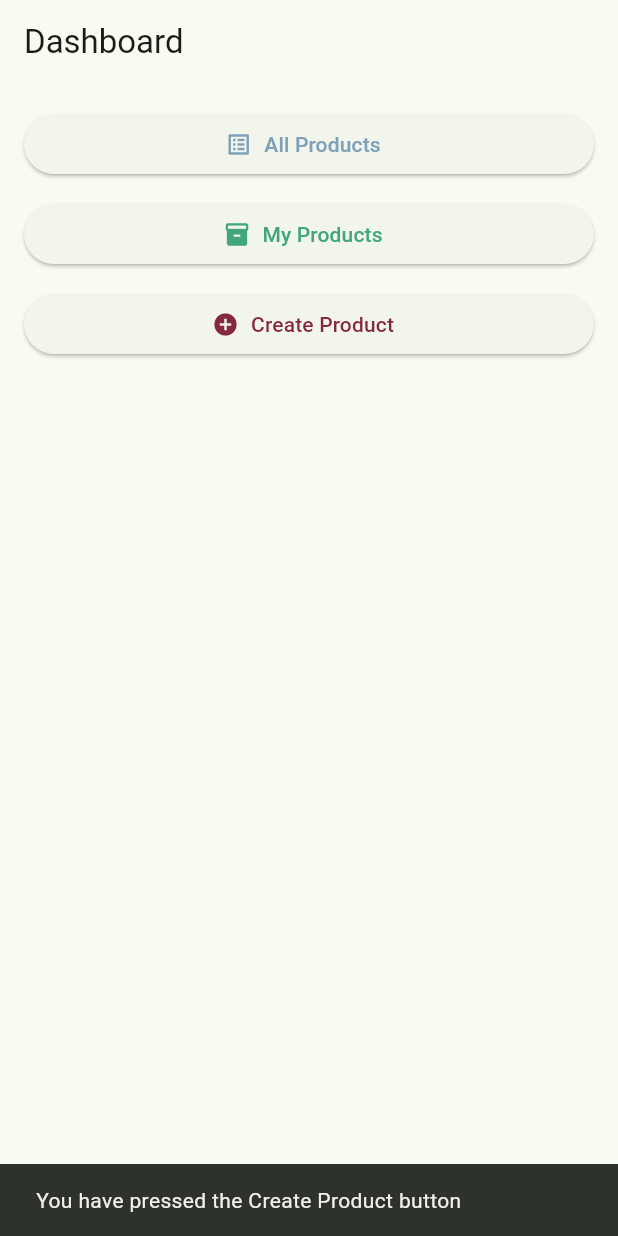
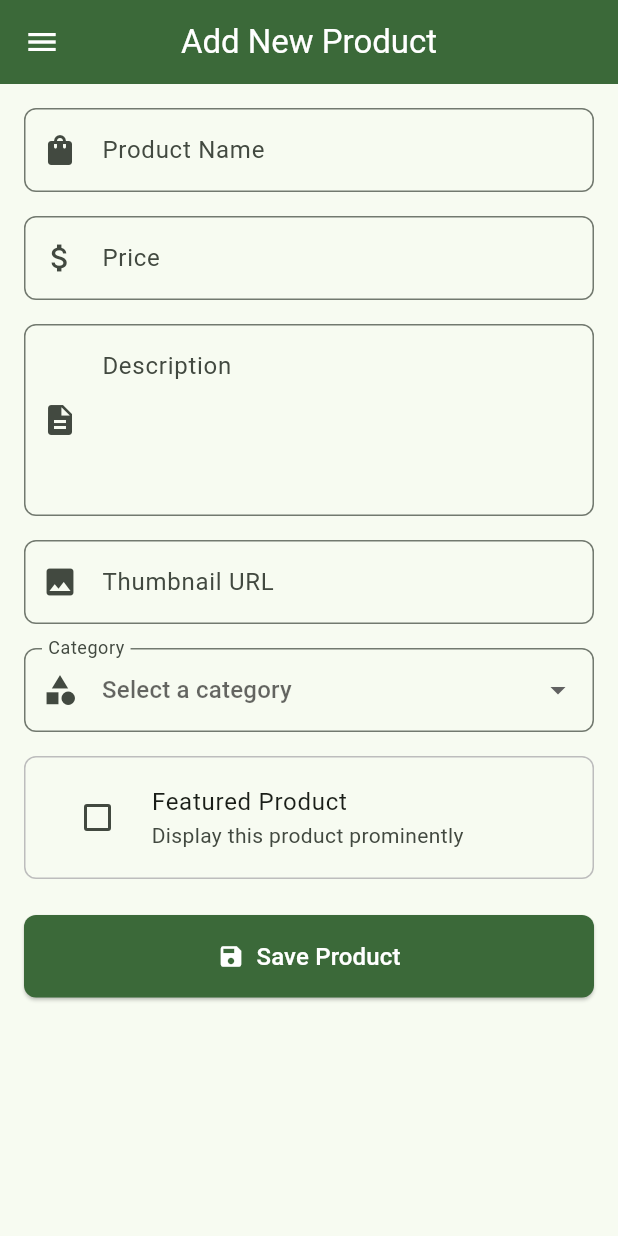
Before and after one commit to sirpratama/football_shop, a Flutter app: the screen it shows after launch, after a tap on "Create Product", on a phone screen of 412 x 824 dp. Run offline on Flutter 3.47's test engine with Material 3 defaults, Android fonts, the phone set to English and light mode, and no system bars.

Commit message:
Assignment 8 completed

```diff
--- a/lib/main.dart
+++ b/lib/main.dart
@@ -1,4 +1,5 @@
 import 'package:flutter/material.dart';
+import 'package:football_shop/widgets/left_drawer.dart';
 
 void main() {
   runApp(const MyApp());
@@ -7,109 +8,28 @@ void main() {
 class MyApp extends StatelessWidget {
   const MyApp({super.key});
 
-  // This widget is the root of your application.
   @override
   Widget build(BuildContext context) {
     return MaterialApp(
       title: 'Football Shop',
       theme: ThemeData(
         useMaterial3: true,
-        // This is the theme of your application.
-        //
-        // TRY THIS: Try running your application with "flutter run". You'll see
-        // the application has a purple toolbar. Then, without quitting the app,
-        // try changing the seedColor in the colorScheme below to Colors.green
-        // and then invoke "hot reload" (save your changes or press the "hot
-        // reload" button in a Flutter-supported IDE, or press "r" if you used
-        // the command line to start the app).
-        //
-        // Notice that the counter didn't reset back to zero; the application
-        // state is not lost during the reload. To reset the state, use hot
-        // restart instead.
-        //
-        // This works for code too, not just values: Most code changes can be
-        // tested with just a hot reload.
         colorSchemeSeed: Colors.green,
+        // Enhanced theme for better visual identity
+        appBarTheme: const AppBarTheme(
+          centerTitle: true,
+          elevation: 2,
+        ),
+        elevatedButtonTheme: ElevatedButtonThemeData(
+          style: ElevatedButton.styleFrom(
+            padding: const EdgeInsets.symmetric(vertical: 16, horizontal: 24),
+            shape: RoundedRectangleBorder(
+              borderRadius: BorderRadius.circular(8),
+            ),
+          ),
+        ),
       ),
       home: const HomePage(),
-    );
-  }
-}
-
-Color hexToColor(String hex) {
-  hex = hex.replaceFirst('#', '');
-  if (hex.length == 6) hex = 'FF$hex';
-  return Color(int.parse(hex, radix: 16));
-}
-
-class HomePage extends StatelessWidget {
-  const HomePage({super.key});
-
-  @override
-  Widget build(BuildContext context) {
-    return Scaffold(
-      appBar: AppBar(title: const Text('Dashboard')),
-      body: Padding(
-        padding: const EdgeInsets.all(16),
-        child: Column(
-          crossAxisAlignment: CrossAxisAlignment.stretch,
-          children: [
-            ElevatedButton.icon(
-              style: ElevatedButton.styleFrom(
-                foregroundColor: hexToColor('#80A1BA'),
-              ),
-              icon: const Icon(Icons.list_alt),
-              label: const Text('All Products'),
-              onPressed: () {
-                // Navigate to ALL product page
-                // Navigator.pushNamed(context, '/all-products');
-                ScaffoldMessenger.of(context).showSnackBar(
-                  const SnackBar(
-                    content: Text('You have pressed the All Products button'),
-                  ),
-                );
-                debugPrint('All Products button pressed');
-              },
-            ),
-            const SizedBox(height: 12),
-            ElevatedButton.icon(
-              style: ElevatedButton.styleFrom(
-                foregroundColor: hexToColor('#41A67E'),
-              ),
-              icon: const Icon(Icons.inventory_2),
-              label: const Text('My Products'),
-              onPressed: () {
-                // Navigate to My Products page
-                // Navigator.pushNamed(context, '/my-products');
-                ScaffoldMessenger.of(context).showSnackBar(
-                  const SnackBar(
-                    content: Text('You have pressed the My Products button'),
-                  ),
-                );
-                debugPrint('My Products button pressed');
-              },
-            ),
-            const SizedBox(height: 12),
-            ElevatedButton.icon(
-              style: ElevatedButton.styleFrom(
-                foregroundColor: hexToColor('#842A3B'),
-              ),
-              icon: const Icon(Icons.add_circle),
-              label: const Text('Create Product'),
-              onPressed: () {
-                // Navigate to Create Product page
-                // Navigator.pushNamed(context, '/create-product');
-                ScaffoldMessenger.of(context).showSnackBar(
-                  const SnackBar(
-                    content: Text('You have pressed the Create Product button'),
-                  ),
-                );
-                debugPrint('Create Product button pressed');
-              },
-            ),
-          ],
-        ),
-      ),
     );
   }
 }
--- /dev/null
+++ b/lib/screens/product_form.dart
@@ -0,0 +1,307 @@
+import 'package:flutter/material.dart';
+import 'package:football_shop/widgets/left_drawer.dart';
+
+class ProductFormPage extends StatefulWidget {
+  const ProductFormPage({super.key});
+
+  @override
+  State<ProductFormPage> createState() => _ProductFormPageState();
+}
+
+class _ProductFormPageState extends State<ProductFormPage> {
+  final _formKey = GlobalKey<FormState>();
+
+  // Form fields
+  String _name = '';
+  double _price = 0.0;
+  String _description = '';
+  String _thumbnail = '';
+  String _category = '';
+  bool _isFeatured = false;
+
+  // Category options
+  final List<String> _categories = [
+    'Jerseys',
+    'Boots',
+    'Balls',
+    'Training Equipment',
+    'Accessories',
+    'Collectibles',
+  ];
+
+  @override
+  Widget build(BuildContext context) {
+    return Scaffold(
+      appBar: AppBar(
+        title: const Text('Add New Product'),
+        backgroundColor: Theme.of(context).colorScheme.primary,
+        foregroundColor: Colors.white,
+      ),
+      drawer: const LeftDrawer(),
+      body: Form(
+        key: _formKey,
+        child: SingleChildScrollView(
+          padding: const EdgeInsets.all(16.0),
+          child: Column(
+            crossAxisAlignment: CrossAxisAlignment.stretch,
+            children: [
+              // Product Name Field
+              TextFormField(
+                decoration: InputDecoration(
+                  labelText: 'Product Name',
+                  hintText: 'Enter product name',
+                  border: OutlineInputBorder(
+                    borderRadius: BorderRadius.circular(8.0),
+                  ),
+                  prefixIcon: const Icon(Icons.shopping_bag),
+                ),
+                validator: (value) {
+                  if (value == null || value.isEmpty) {
+                    return 'Product name cannot be empty';
+                  }
+                  if (value.length < 3) {
+                    return 'Product name must be at least 3 characters';
+                  }
+                  if (value.length > 100) {
+                    return 'Product name must not exceed 100 characters';
+                  }
+                  return null;
+                },
+                onSaved: (value) {
+                  _name = value!;
+                },
+              ),
+              const SizedBox(height: 16.0),
+
+              // Price Field
+              TextFormField(
+                decoration: InputDecoration(
+                  labelText: 'Price',
+                  hintText: 'Enter product price',
+                  border: OutlineInputBorder(
+                    borderRadius: BorderRadius.circular(8.0),
+                  ),
+                  prefixIcon: const Icon(Icons.attach_money),
+                  suffixText: 'USD',
+                ),
+                keyboardType: const TextInputType.numberWithOptions(decimal: true),
+                validator: (value) {
+                  if (value == null || value.isEmpty) {
+                    return 'Price cannot be empty';
+                  }
+                  final price = double.tryParse(value);
+                  if (price == null) {
+                    return 'Please enter a valid number';
+                  }
+                  if (price < 0) {
+                    return 'Price cannot be negative';
+                  }
+                  if (price == 0) {
+                    return 'Price must be greater than 0';
+                  }
+                  if (price > 1000000) {
+                    return 'Price seems unrealistic (max: 1,000,000)';
+                  }
+                  return null;
+                },
+                onSaved: (value) {
+                  _price = double.parse(value!);
+                },
+              ),
+              const SizedBox(height: 16.0),
+
+              // Description Field
+              TextFormField(
+                decoration: InputDecoration(
+                  labelText: 'Description',
+                  hintText: 'Enter product description',
+                  border: OutlineInputBorder(
+                    borderRadius: BorderRadius.circular(8.0),
+                  ),
+                  prefixIcon: const Icon(Icons.description),
+                  alignLabelWithHint: true,
+                ),
+                maxLines: 4,
+                validator: (value) {
+                  if (value == null || value.isEmpty) {
+                    return 'Description cannot be empty';
+                  }
+                  if (value.length < 10) {
+                    return 'Description must be at least 10 characters';
+                  }
+                  if (value.length > 500) {
+                    return 'Description must not exceed 500 characters';
+                  }
+                  return null;
+                },
+                onSaved: (value) {
+                  _description = value!;
+                },
+              ),
+              const SizedBox(height: 16.0),
+
+              // Thumbnail URL Field
+              TextFormField(
+                decoration: InputDecoration(
+                  labelText: 'Thumbnail URL',
+                  hintText: 'Enter image URL',
+                  border: OutlineInputBorder(
+                    borderRadius: BorderRadius.circular(8.0),
+                  ),
+                  prefixIcon: const Icon(Icons.image),
+                ),
+                validator: (value) {
+                  if (value == null || value.isEmpty) {
+                    return 'Thumbnail URL cannot be empty';
+                  }
+                  // Basic URL validation
+                  final urlPattern = RegExp(
+                    r'^https?:\/\/.+',
+                    caseSensitive: false,
+                  );
+                  if (!urlPattern.hasMatch(value)) {
+                    return 'Please enter a valid URL (starting with http:// or https://)';
+                  }
+                  return null;
+                },
+                onSaved: (value) {
+                  _thumbnail = value!;
+                },
+              ),
+              const SizedBox(height: 16.0),
+
+              // Category Dropdown
+              DropdownButtonFormField<String>(
+                decoration: InputDecoration(
+                  labelText: 'Category',
+                  border: OutlineInputBorder(
+                    borderRadius: BorderRadius.circular(8.0),
+                  ),
+                  prefixIcon: const Icon(Icons.category),
+                ),
+                hint: const Text('Select a category'),
+                items: _categories.map((String category) {
+                  return DropdownMenuItem<String>(
+                    value: category,
+                    child: Text(category),
+                  );
+                }).toList(),
+                validator: (value) {
+                  if (value == null || value.isEmpty) {
+                    return 'Please select a category';
+                  }
+                  return null;
+                },
+                onChanged: (String? value) {
+                  setState(() {
+                    _category = value ?? '';
+                  });
+                },
+                onSaved: (value) {
+                  _category = value!;
+                },
+              ),
+              const SizedBox(height: 16.0),
+
+              // Featured Checkbox
+              Container(
+                decoration: BoxDecoration(
+                  border: Border.all(
+                    color: Colors.grey.shade400,
+                  ),
+                  borderRadius: BorderRadius.circular(8.0),
+                ),
+                padding: const EdgeInsets.symmetric(horizontal: 12.0, vertical: 4.0),
+                child: CheckboxListTile(
+                  title: const Text('Featured Product'),
+                  subtitle: const Text('Display this product prominently'),
+                  value: _isFeatured,
+                  onChanged: (bool? value) {
+                    setState(() {
+                      _isFeatured = value ?? false;
+                    });
+                  },
+                  controlAffinity: ListTileControlAffinity.leading,
+                ),
+              ),
+              const SizedBox(height: 24.0),
+
+              // Save Button
+              ElevatedButton.icon(
+                style: ElevatedButton.styleFrom(
+                  backgroundColor: Theme.of(context).colorScheme.primary,
+                  foregroundColor: Colors.white,
+                  padding: const EdgeInsets.symmetric(vertical: 16.0),
+                  shape: RoundedRectangleBorder(
+                    borderRadius: BorderRadius.circular(8.0),
+                  ),
+                ),
+                icon: const Icon(Icons.save),
+                label: const Text(
+                  'Save Product',
+                  style: TextStyle(fontSize: 16.0),
+                ),
+                onPressed: () {
+                  if (_formKey.currentState!.validate()) {
+                    _formKey.currentState!.save();
+
+                    // Show dialog with product information
+                    showDialog(
+                      context: context,
+                      builder: (context) {
+                        return AlertDialog(
+                          title: const Text('Product Saved Successfully!'),
+                          content: SingleChildScrollView(
+                            child: Column(
+                              mainAxisSize: MainAxisSize.min,
+                              crossAxisAlignment: CrossAxisAlignment.start,
+                              children: [
+                                _buildInfoRow('Name', _name),
+                                _buildInfoRow('Price', '\$${_price.toStringAsFixed(2)}'),
+                                _buildInfoRow('Description', _description),
+                                _buildInfoRow('Thumbnail', _thumbnail),
+                                _buildInfoRow('Category', _category),
+                                _buildInfoRow('Featured', _isFeatured ? 'Yes' : 'No'),
+                              ],
+                            ),
+                          ),
+                          actions: [
+                            TextButton(
+                              onPressed: () {
+                                Navigator.pop(context); // Close dialog
+                                Navigator.pop(context); // Return to home page
+                              },
+                              child: const Text('OK'),
+                            ),
+                          ],
+                        );
+                      },
+                    );
+                  }
+                },
+              ),
+            ],
+          ),
+        ),
+      ),
+    );
+  }
+
+  Widget _buildInfoRow(String label, String value) {
+    return Padding(
+      padding: const EdgeInsets.symmetric(vertical: 4.0),
+      child: RichText(
+        text: TextSpan(
+          style: const TextStyle(color: Colors.black87, fontSize: 14),
+          children: [
+            TextSpan(
+              text: '$label: ',
+              style: const TextStyle(fontWeight: FontWeight.bold),
+            ),
+            TextSpan(text: value),
+          ],
+        ),
+      ),
+    );
+  }
+}
--- /dev/null
+++ b/lib/widgets/left_drawer.dart
@@ -0,0 +1,151 @@
+import 'package:flutter/material.dart';
+import 'package:football_shop/screens/product_form.dart';
+
+class LeftDrawer extends StatelessWidget {
+  const LeftDrawer({super.key});
+
+  @override
+  Widget build(BuildContext context) {
+    return Drawer(
+      child: ListView(
+        padding: EdgeInsets.zero,
+        children: [
+          DrawerHeader(
+            decoration: BoxDecoration(
+              color: Theme.of(context).colorScheme.primary,
+            ),
+            child: const Column(
+              mainAxisAlignment: MainAxisAlignment.center,
+              children: [
+                Icon(
+                  Icons.sports_soccer,
+                  size: 48,
+                  color: Colors.white,
+                ),
+                SizedBox(height: 8),
+                Text(
+                  'Football Shop',
+                  style: TextStyle(
+                    fontSize: 24,
+                    fontWeight: FontWeight.bold,
+                    color: Colors.white,
+                  ),
+                ),
+                Text(
+                  'Your Ultimate Football Store',
+                  style: TextStyle(
+                    fontSize: 12,
+                    color: Colors.white70,
+                  ),
+                ),
+              ],
+            ),
+          ),
+          ListTile(
+            leading: const Icon(Icons.home),
+            title: const Text('Home'),
+            onTap: () {
+              // Close drawer
+              Navigator.pop(context);
+              // Navigate to home page (replace current route)
+              Navigator.pushReplacement(
+                context,
+                MaterialPageRoute(builder: (context) => const HomePage()),
+              );
+            },
+          ),
+          ListTile(
+            leading: const Icon(Icons.add_circle),
+            title: const Text('Add Product'),
+            onTap: () {
+              // Close drawer
+              Navigator.pop(context);
+              // Navigate to product form page
+              Navigator.push(
+                context,
+                MaterialPageRoute(builder: (context) => const ProductFormPage()),
+              );
+            },
+          ),
+        ],
+      ),
+    );
+  }
+}
+
+// Import HomePage here to avoid circular dependency issues
+class HomePage extends StatelessWidget {
+  const HomePage({super.key});
+
+  @override
+  Widget build(BuildContext context) {
+    return Scaffold(
+      appBar: AppBar(
+        title: const Text('Dashboard'),
+        backgroundColor: Theme.of(context).colorScheme.primary,
+        foregroundColor: Colors.white,
+      ),
+      drawer: const LeftDrawer(),
+      body: Padding(
+        padding: const EdgeInsets.all(16),
+        child: Column(
+          crossAxisAlignment: CrossAxisAlignment.stretch,
+          children: [
+            ElevatedButton.icon(
+              style: ElevatedButton.styleFrom(
+                foregroundColor: hexToColor('#80A1BA'),
+              ),
+              icon: const Icon(Icons.list_alt),
+              label: const Text('All Products'),
+              onPressed: () {
+                ScaffoldMessenger.of(context).showSnackBar(
+                  const SnackBar(
+                    content: Text('You have pressed the All Products button'),
+                  ),
+                );
+                debugPrint('All Products button pressed');
+              },
+            ),
+            const SizedBox(height: 12),
+            ElevatedButton.icon(
+              style: ElevatedButton.styleFrom(
+                foregroundColor: hexToColor('#41A67E'),
+              ),
+              icon: const Icon(Icons.inventory_2),
+              label: const Text('My Products'),
+              onPressed: () {
+                ScaffoldMessenger.of(context).showSnackBar(
+                  const SnackBar(
+                    content: Text('You have pressed the My Products button'),
+                  ),
+                );
+                debugPrint('My Products button pressed');
+              },
+            ),
+            const SizedBox(height: 12),
+            ElevatedButton.icon(
+              style: ElevatedButton.styleFrom(
+                foregroundColor: hexToColor('#842A3B'),
+              ),
+              icon: const Icon(Icons.add_circle),
+              label: const Text('Create Product'),
+              onPressed: () {
+                // Navigate to Create Product page
+                Navigator.push(
+                  context,
+                  MaterialPageRoute(builder: (context) => const ProductFormPage()),
+                );
+              },
+            ),
+          ],
+        ),
+      ),
+    );
+  }
+}
+
+Color hexToColor(String hex) {
+  hex = hex.replaceFirst('#', '');
+  if (hex.length == 6) hex = 'FF$hex';
+  return Color(int.parse(hex, radix: 16));
+}
```
Also changed, not shown: 1 other file.
